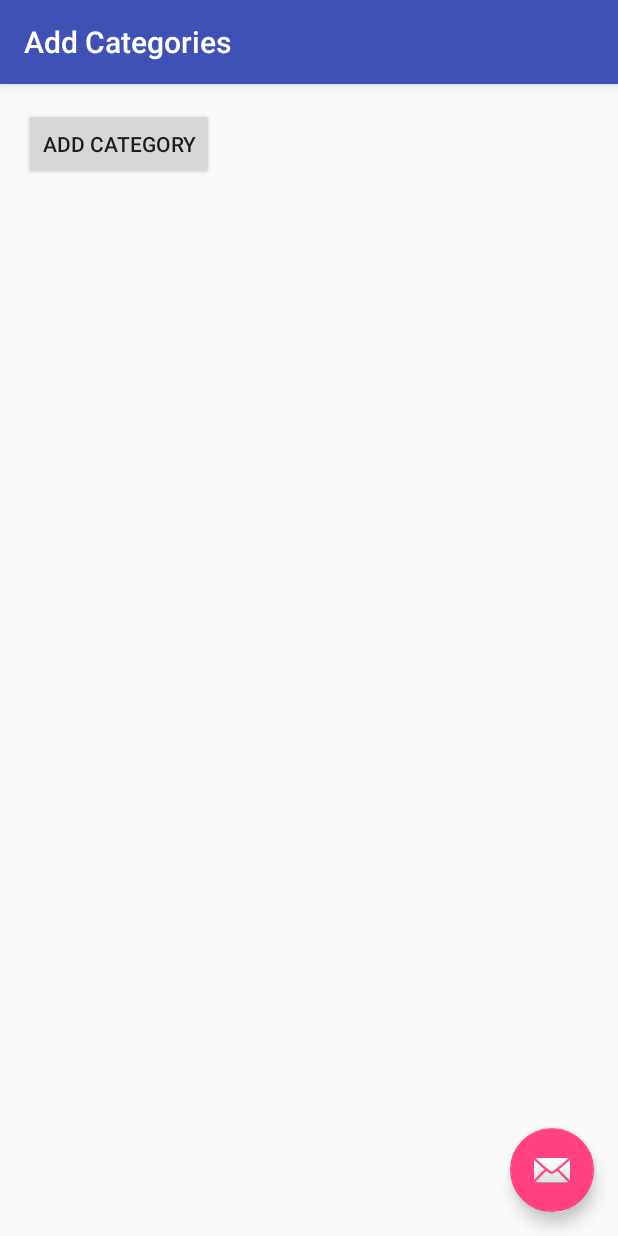
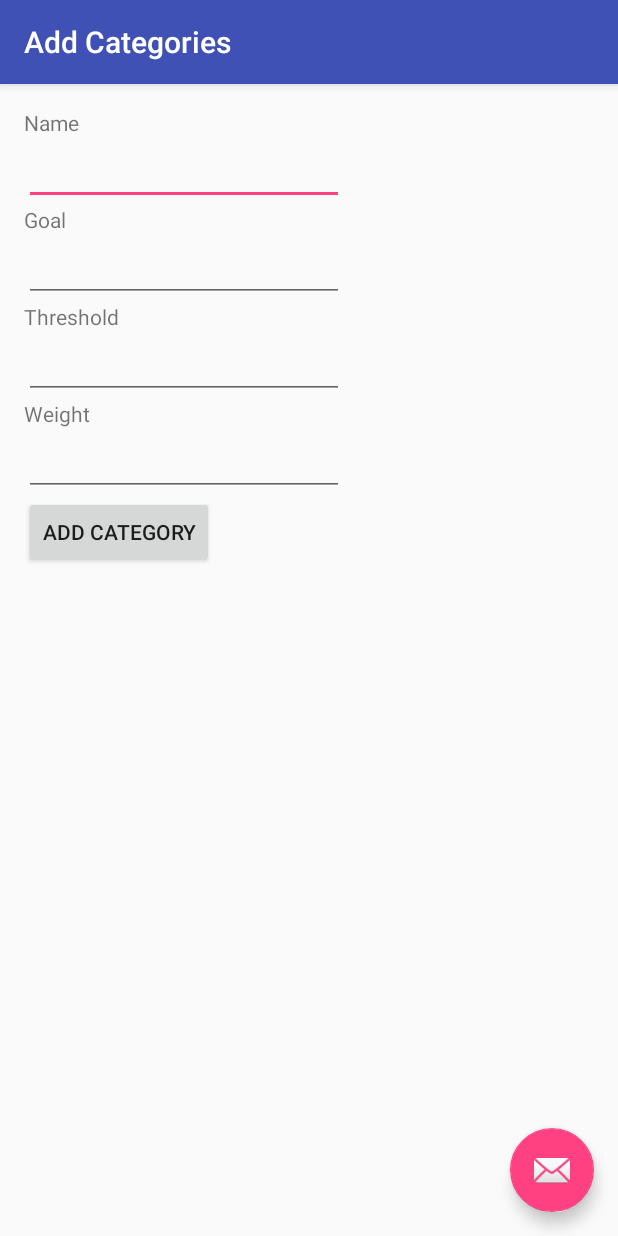
Before and after one commit to frigidpi/productivity-tracker, an Android app: the screen it shows after launch (CategoryActivity), in the options menu, after a tap on "Add Category", on a phone screen of 412 x 824 dp. Run offline under Robolectric (Android 15) with nearby library versions, the phone set to English and light mode, and no system bars.

Commit message:
Added Add Category activity; refactored DbHelper

```diff
--- a/app/src/main/java/com/example/android/productivitytracker/AbstractDbHelper.java
+++ /dev/null
@@ -1,38 +0,0 @@
-package com.example.android.productivitytracker;
-
-import android.content.Context;
-import android.database.sqlite.SQLiteDatabase;
-import android.database.sqlite.SQLiteOpenHelper;
-
-/**
- * Created by duncan on 29/11/15.
- */
-public class AbstractDbHelper extends SQLiteOpenHelper {
-    public static final int DATABASE_VERSION = 1;
-    public static final String DATABASE_NAME = "ProductivityTracker.db";
-
-    protected static final String TEXT_TYPE = " TEXT";
-    protected static final String INT_TYPE = " INT";
-    protected static final String COMMA_SEP = ",";
-    protected static String SQL_CREATE_ENTRIES;
-    protected static String SQL_DELETE_ENTRIES;
-
-    public AbstractDbHelper(Context context) {
-        super(context, DATABASE_NAME, null, DATABASE_VERSION);
-    }
-
-    public void onCreate(SQLiteDatabase db) {
-        db.execSQL(SQL_CREATE_ENTRIES);
-    }
-
-    public void onUpgrade(SQLiteDatabase db, int oldVersion, int newVersion) {
-        // This database is only a cache for online data, so its upgrade policy is
-        // to simply to discard the data and start over
-        db.execSQL(SQL_DELETE_ENTRIES);
-        onCreate(db);
-    }
-
-    public void onDowngrade(SQLiteDatabase db, int oldVersion, int newVersion) {
-        onUpgrade(db, oldVersion, newVersion);
-    }
-}
--- a/app/src/main/java/com/example/android/productivitytracker/CategoryContract.java
+++ b/app/src/main/java/com/example/android/productivitytracker/CategoryContract.java
@@ -20,6 +20,6 @@ public final class CategoryContract {
         public static final String COLUMN_NAME_GOAL = "goal";
 
         // Limit for this category.
-        public static final String COLUMN_NAME_LIMIT = "limit";
+        public static final String COLUMN_NAME_LIMIT = "threshold";
     }
 }
--- /dev/null
+++ b/app/src/main/java/com/example/android/productivitytracker/DbHelper.java
@@ -0,0 +1,172 @@
+package com.example.android.productivitytracker;
+
+import android.content.ContentValues;
+import android.content.Context;
+import android.database.Cursor;
+import android.database.sqlite.SQLiteDatabase;
+import android.database.sqlite.SQLiteOpenHelper;
+
+import java.util.ArrayList;
+
+/**
+ * Created by duncan on 29/11/15.
+ */
+public class DbHelper extends SQLiteOpenHelper {
+    public static final int DATABASE_VERSION = 2;
+    public static final String DATABASE_NAME = "ProductivityTracker.db";
+
+    protected static final String TEXT_TYPE = " TEXT";
+    protected static final String INT_TYPE = " INT";
+    protected static final String COMMA_SEP = ",";
+
+
+    // Create Categories table.
+    private static final String CATEGORY_CREATE_ENTRIES =
+            "CREATE TABLE " + CategoryContract.CategoryEntry.TABLE_NAME + " (" +
+    CategoryContract.CategoryEntry._ID + " INTEGER PRIMARY KEY," +
+    CategoryContract.CategoryEntry.COLUMN_NAME_NAME + TEXT_TYPE + COMMA_SEP +
+    CategoryContract.CategoryEntry.COLUMN_NAME_WEIGHT + INT_TYPE + COMMA_SEP +
+    CategoryContract.CategoryEntry.COLUMN_NAME_GOAL + INT_TYPE + COMMA_SEP +
+    CategoryContract.CategoryEntry.COLUMN_NAME_LIMIT + INT_TYPE +
+            " )";
+
+
+    private static final String TASK_CREATE_ENTRIES =
+            "CREATE TABLE " + TaskContract.TaskEntry.TABLE_NAME + " (" +
+    TaskContract.TaskEntry._ID + " INTEGER PRIMARY KEY," +
+    TaskContract.TaskEntry.COLUMN_NAME_CATEGORY_ID + TEXT_TYPE + COMMA_SEP +
+    TaskContract.TaskEntry.COLUMN_NAME_DURATION + INT_TYPE +
+            " )";
+
+    private static final String TASK_DELETE_ENTRIES =
+            "DROP TABLE IF EXISTS " + TaskContract.TaskEntry.TABLE_NAME;
+
+    private static final String CATEGORY_DELETE_ENTRIES =
+            "DROP TABLE IF EXISTS " + CategoryContract.CategoryEntry.TABLE_NAME;
+
+    public DbHelper(Context context) {
+        super(context, DATABASE_NAME, null, DATABASE_VERSION);
+    }
+
+    public void onCreate(SQLiteDatabase db) {
+        db.execSQL(CATEGORY_CREATE_ENTRIES);
+        db.execSQL(TASK_CREATE_ENTRIES);
+    }
+
+    public void onUpgrade(SQLiteDatabase db, int oldVersion, int newVersion) {
+        // This database is only a cache for online data, so its upgrade policy is
+        // to simply to discard the data and start over
+        db.execSQL(CATEGORY_DELETE_ENTRIES);
+        db.execSQL(TASK_DELETE_ENTRIES);
+        onCreate(db);
+    }
+
+    public void onDowngrade(SQLiteDatabase db, int oldVersion, int newVersion) {
+        onUpgrade(db, oldVersion, newVersion);
+    }
+
+    public void dropAndCreateTable() {
+        SQLiteDatabase db = getWritableDatabase();
+        db.execSQL(TASK_DELETE_ENTRIES);
+        onCreate(getWritableDatabase());
+    }
+
+
+    /**
+     * Insert a new category.
+     */
+    public void insertCategory(String name, int weight, int goal, int threshold) {
+        // Gets the data repository in write mode
+        SQLiteDatabase db = getWritableDatabase();
+
+        // Create a new map of values, where column names are the keys
+        ContentValues values = new ContentValues();
+        values.put(CategoryContract.CategoryEntry.COLUMN_NAME_NAME, name);
+        values.put(CategoryContract.CategoryEntry.COLUMN_NAME_GOAL, goal);
+        values.put(CategoryContract.CategoryEntry.COLUMN_NAME_LIMIT, threshold);
+        values.put(CategoryContract.CategoryEntry.COLUMN_NAME_WEIGHT, weight);
+
+        // Insert the new row, returning the primary key value of the new row
+        long newRowId = db.insert(
+                CategoryContract.CategoryEntry.TABLE_NAME,
+                null,
+                values);
+    }
+
+    /**
+     * Gets all the categories in the database as an ArrayList.
+     */
+    public ArrayList<String> getAllCategories() {
+        // Gets the data repository in read mode
+        SQLiteDatabase db = getReadableDatabase();
+
+        // Define a projection that specifies which columns from the database
+        // you will actually use after this query.
+        String[] projection = {CategoryContract.CategoryEntry.COLUMN_NAME_NAME};
+
+        String selection = null;
+        String[] selectionArgs = null;
+
+        Cursor c = db.query(
+                CategoryContract.CategoryEntry.TABLE_NAME, projection,
+                selection,     // The columns for the WHERE clause
+                selectionArgs, // The values for the WHERE clause
+                null, null, null
+        );
+
+        ArrayList<String> categories = new ArrayList<>();
+        // Cursors start at position -1.
+        while (c.moveToNext()) {
+            String category = c.getString(c.getColumnIndex(CategoryContract.CategoryEntry.COLUMN_NAME_NAME));
+            categories.add(category);
+        }
+        return categories;
+    }
+
+    public void insertTask(int categoryId, int duration) {
+        // Gets the data repository in write mode
+        SQLiteDatabase db = getWritableDatabase();
+
+        // Create a new map of values, where column names are the keys
+        ContentValues values = new ContentValues();
+        values.put(TaskContract.TaskEntry.COLUMN_NAME_CATEGORY_ID, categoryId);
+        values.put(TaskContract.TaskEntry.COLUMN_NAME_DURATION, duration);
+
+        // Insert the new row, returning the primary key value of the new row
+        long newRowId = db.insert(
+                TaskContract.TaskEntry.TABLE_NAME,
+                null,
+                values);
+    }
+
+    /**
+     * Calculate the total score for all tasks.
+     */
+    public int calculateScore() {
+        // Gets the data repository in read mode
+        SQLiteDatabase db = getReadableDatabase();
+
+        // Define a projection that specifies which columns from the database
+        // you will actually use after this query.
+        String[] projection = {TaskContract.TaskEntry.COLUMN_NAME_DURATION};
+
+        String selection = null;
+        String[] selectionArgs = null;
+
+        Cursor c = db.query(
+                TaskContract.TaskEntry.TABLE_NAME, projection,
+                selection,     // The columns for the WHERE clause
+                selectionArgs, // The values for the WHERE clause
+                null, null, null
+        );
+
+        Integer sum = 0;
+        // Cursors start at position -1.
+        while (c.moveToNext()) {
+            int duration = c.getInt(c.getColumnIndex(TaskContract.TaskEntry.COLUMN_NAME_DURATION));
+            sum += duration;
+        }
+
+        return sum;
+    }
+}
--- a/app/src/main/java/com/example/android/productivitytracker/MainActivity.java
+++ b/app/src/main/java/com/example/android/productivitytracker/MainActivity.java
@@ -1,32 +1,32 @@
 package com.example.android.productivitytracker;
 
-import android.content.ContentValues;
 import android.content.Intent;
 import android.database.Cursor;
 import android.database.sqlite.SQLiteDatabase;
 import android.os.AsyncTask;
 import android.os.Bundle;
-import android.support.design.widget.FloatingActionButton;
 import android.support.design.widget.Snackbar;
 import android.support.v7.app.AppCompatActivity;
 import android.support.v7.widget.Toolbar;
-import android.util.Log;
 import android.view.View;
 import android.view.Menu;
 import android.view.MenuItem;
 import android.widget.ArrayAdapter;
-import android.widget.Button;
 import android.widget.EditText;
 import android.widget.Spinner;
 import android.widget.TextView;
 import android.widget.Toast;
 
 import java.util.ArrayList;
+import java.util.HashMap;
+import java.util.Map;
 
 public class MainActivity extends AppCompatActivity {
 
+    private Map<String, Integer> categoryIds = new HashMap<>();
     private TextView mScoreTextView;
-    private TaskDbHelper mDbHelper;
+    private DbHelper mDbHelper;
+    private ArrayAdapter<String> mSpinnerAdapter;
     private int currentSum = 0;
     private static final String LOG_TAG = MainActivity.class.getSimpleName();
 
@@ -36,14 +36,14 @@ public class MainActivity extends AppCompatActivity {
         setContentView(R.layout.activity_main);
 
         // Create the task DB helper.
-        mDbHelper = new TaskDbHelper(getApplicationContext());
+        mDbHelper = new DbHelper(this);
         mScoreTextView = (TextView) findViewById(R.id.score);
 
         Toolbar toolbar = (Toolbar) findViewById(R.id.toolbar);
         setSupportActionBar(toolbar);
 
         // Retrieve the data from the database, if any.
-        SQLSelectTask task = new SQLSelectTask();
+        CalculateScoreTask task = new CalculateScoreTask();
         task.execute();
 
         // Add listener to the button.
@@ -51,33 +51,20 @@ public class MainActivity extends AppCompatActivity {
             @Override
             public void onClick(View view) {
                 EditText editText = (EditText) findViewById(R.id.edit_text);
-<<<<<<< HEAD
-                Integer duration = Integer.parseInt(editText.getText().toString());
-                currentSum += duration;
-
-                Spinner categorySpinner = (Spinner) findViewById(R.id.spinner);
-                int categoryId = (int) categorySpinner.getSelectedItemId();
-
-                SQLInsertTask task = new SQLInsertTask();
-                task.execute(categoryId, duration);
-
-                mScoreTextView.setText(String.valueOf(currentSum));
-                Snackbar.make(view,
-                        String.format("Added %d minutes of %s.", duration, categoryId),
-                        Snackbar.LENGTH_LONG).setAction("Action", null).show();
                 try {
                     Integer duration = Integer.parseInt(editText.getText().toString());
                     currentSum += duration;
 
                     Spinner categorySpinner = (Spinner) findViewById(R.id.spinner);
-		int categoryId = (int) categorySpinner.getSelectedItemId();
+                    String category = categorySpinner.getSelectedItem().toString();
+                    int categoryId = categoryIds.get(category);
 
-		SQLInsertTask task = new SQLInsertTask();
+                    InsertTaskTask task = new InsertTaskTask();
                     task.execute(categoryId, duration);
 
                     mScoreTextView.setText(String.valueOf(currentSum));
                     Snackbar.make(view,
-			String.format("Added %d minutes of %s.", duration, categoryId),
+                        String.format("Added %d minutes of %s.", duration, category),
                     Snackbar.LENGTH_LONG).setAction("Action", null).show();
                 } catch (NumberFormatException e) {
                     Toast.makeText(getApplicationContext(), "Enter numbers <= 1440 (24 hours)!", Toast.LENGTH_SHORT).show();
@@ -87,12 +74,14 @@ public class MainActivity extends AppCompatActivity {
 
         Spinner spinner = (Spinner) findViewById(R.id.spinner);
         // Create an ArrayAdapter using the string array and a default spinner layout
-        ArrayAdapter<CharSequence> adapter = ArrayAdapter.createFromResource(this,
-                R.array.planets_array, android.R.layout.simple_spinner_item);
-        // Specify the layout to use when the list of choices appears
-        adapter.setDropDownViewResource(android.R.layout.simple_spinner_dropdown_item);
+        mSpinnerAdapter = new ArrayAdapter<String>(this,
+                R.layout.support_simple_spinner_dropdown_item, new ArrayList<String>());
         // Apply the adapter to the spinner
-        spinner.setAdapter(adapter);
+        spinner.setAdapter(mSpinnerAdapter);
+
+        // Select categories from the database and populate spinner.
+        SelectAllCategoriesTask categoriesTask = new SelectAllCategoriesTask();
+        categoriesTask.execute();
     }
 
     @Override
@@ -115,7 +104,7 @@ public class MainActivity extends AppCompatActivity {
         } else if (id == R.id.action_delete){
             mScoreTextView.setText(String.valueOf(0));
 
-            SQLDelete task = new SQLDelete();
+            RecreateDbTask task = new RecreateDbTask();
             task.execute();
             currentSum = 0;
             return true;
@@ -130,7 +119,7 @@ public class MainActivity extends AppCompatActivity {
     /**
      * Async task that inserts a task into the database.
      */
-    public class SQLInsertTask extends AsyncTask<Integer, Void, Void> {
+    public class InsertTaskTask extends AsyncTask<Integer, Void, Void> {
         @Override
         protected Void doInBackground(Integer... params) {
             mDbHelper.insertTask(params[0], params[1]);
@@ -139,16 +128,56 @@ public class MainActivity extends AppCompatActivity {
     }
 
     /**
+     * Selects all categories and saves their IDs and names.
+     */
+    public class SelectAllCategoriesTask extends AsyncTask<Void, Void, ArrayList<String>> {
+        @Override
+        protected ArrayList<String> doInBackground(Void... params) {
+            // Gets the data repository in read mode
+            SQLiteDatabase db = mDbHelper.getReadableDatabase();
+
+            // Define a projection that specifies which columns from the database
+            // you will actually use after this query.
+            String[] projection = {CategoryContract.CategoryEntry._ID,
+                    CategoryContract.CategoryEntry.COLUMN_NAME_NAME};
+
+            String selection = null;
+            String[] selectionArgs = null;
+
+            Cursor c = db.query(
+                    CategoryContract.CategoryEntry.TABLE_NAME, projection,
+                    selection,     // The columns for the WHERE clause
+                    selectionArgs, // The values for the WHERE clause
+                    null, null, null
+            );
+
+            ArrayList<String> categories = new ArrayList<>();
+            // Cursors start at position -1.
+            while (c.moveToNext()) {
+                int id = c.getInt(c.getColumnIndex(CategoryContract.CategoryEntry._ID));
+                String category = c.getString(c.getColumnIndex(CategoryContract.CategoryEntry.COLUMN_NAME_NAME));
+                categories.add(category);
+                categoryIds.put(category, id);
+            }
+            return categories;
+        }
+
+        @Override
+        protected void onPostExecute(ArrayList<String> result) {
+            super.onPostExecute(result);
+            mSpinnerAdapter.addAll(result);
+        }
+    }
+
+    /**
      * Async task that deletes the database.
      */
-    public class SQLDelete extends AsyncTask<Void, Void, Void> {
+    public class RecreateDbTask extends AsyncTask<Void, Void, Void> {
         @Override
         protected Void doInBackground(Void... params) {
             // Gets the data repository in write mode
-            SQLiteDatabase db = mDbHelper.getWritableDatabase();
             //db.execSQL(SQL_CREATE_ENTRIES);
-            mDbHelper.deleteAll(db);
-
+            mDbHelper.dropAndCreateTable();
             return null;
         }
     }
@@ -156,7 +185,7 @@ public class MainActivity extends AppCompatActivity {
     /**
      * Async task that aggregates tasks from the database.
      */
-    public class SQLSelectTask extends AsyncTask<Void, Void, Integer> {
+    public class CalculateScoreTask extends AsyncTask<Void, Void, Integer> {
         @Override
         protected Integer doInBackground(Void... params) {
             return mDbHelper.calculateScore();
--- a/app/src/main/java/com/example/android/productivitytracker/TaskDbHelper.java
+++ /dev/null
@@ -1,80 +0,0 @@
-package com.example.android.productivitytracker;
-
-import android.content.ContentValues;
-import android.content.Context;
-import android.database.Cursor;
-import android.database.sqlite.SQLiteDatabase;
-import android.database.sqlite.SQLiteOpenHelper;
-import com.example.android.productivitytracker.TaskContract.TaskEntry;
-
-/**
- * Created by duncan on 28/11/15.
- */
-public class TaskDbHelper extends AbstractDbHelper {
-    static {
-        SQL_CREATE_ENTRIES =
-                "CREATE TABLE " + TaskEntry.TABLE_NAME + " (" +
-                        TaskEntry._ID + " INTEGER PRIMARY KEY," +
-                        TaskEntry.COLUMN_NAME_CATEGORY_ID + TEXT_TYPE + COMMA_SEP +
-                        TaskEntry.COLUMN_NAME_DURATION + INT_TYPE +
-                        " )";
-        SQL_DELETE_ENTRIES = "DROP TABLE IF EXISTS " + TaskEntry.TABLE_NAME;
-    }
-
-
-    public TaskDbHelper(Context context) {
-        super(context);
-    }
-
-    public void insertTask(int categoryId, int duration) {
-        // Gets the data repository in write mode
-        SQLiteDatabase db = getWritableDatabase();
-
-        // Create a new map of values, where column names are the keys
-        ContentValues values = new ContentValues();
-        values.put(TaskContract.TaskEntry.COLUMN_NAME_CATEGORY_ID, categoryId);
-        values.put(TaskContract.TaskEntry.COLUMN_NAME_DURATION, duration);
-
-        // Insert the new row, returning the primary key value of the new row
-        long newRowId = db.insert(
-                TaskContract.TaskEntry.TABLE_NAME,
-                null,
-                values);
-    }
-
-    /**
-     * Calculate the total score for all tasks.
-     */
-    public int calculateScore() {
-        // Gets the data repository in read mode
-        SQLiteDatabase db = getReadableDatabase();
-
-        // Define a projection that specifies which columns from the database
-        // you will actually use after this query.
-        String[] projection = {TaskContract.TaskEntry.COLUMN_NAME_DURATION};
-
-        String selection = null;
-        String[] selectionArgs = null;
-
-        Cursor c = db.query(
-                TaskContract.TaskEntry.TABLE_NAME, projection,
-                selection,     // The columns for the WHERE clause
-                selectionArgs, // The values for the WHERE clause
-                null, null, null
-        );
-
-        Integer sum = 0;
-        // Cursors start at position -1.
-        while (c.moveToNext()) {
-            int duration = c.getInt(c.getColumnIndex(TaskContract.TaskEntry.COLUMN_NAME_DURATION));
-            sum += duration;
-        }
-
-        return sum;
-    }
-
-    public void deleteAll(SQLiteDatabase db) {
-        //db.execSQL(SQL_DELETE_ENTRIES);
-        db.delete(TaskEntry.TABLE_NAME,null,null);
-    }
-}
--- a/app/src/main/res/layout/content_category.xml
+++ b/app/src/main/res/layout/content_category.xml
@@ -13,13 +13,49 @@
     app:layout_behavior="@string/appbar_scrolling_view_behavior"
     tools:showIn="@layout/activity_category"
     tools:context="com.example.android.productivitytracker.CategoryActivity">
+<TextView
+    android:text="Name"
+    android:layout_width="wrap_content"
+    android:layout_height="wrap_content"/>
+<EditText
+    android:id="@+id/category_add_name"
+    android:ems="10"
+    android:inputType="text"
+    android:layout_width="wrap_content"
+    android:layout_height="wrap_content"/>
+<TextView
+    android:text="Goal"
+    android:layout_width="wrap_content"
+    android:layout_height="wrap_content"/>
+<EditText
+    android:id="@+id/category_add_goal"
+    android:inputType="number"
+    android:ems="10"
+    android:layout_width="wrap_content"
+    android:layout_height="wrap_content"/>
+<TextView
+    android:text="Threshold"
+    android:layout_width="wrap_content"
+    android:layout_height="wrap_content"/>
+<EditText
+    android:id="@+id/category_add_threshold"
+    android:ems="10"
+    android:inputType="number"
+    android:layout_width="wrap_content"
+    android:layout_height="wrap_content"/>
+<TextView
+    android:text="Weight"
+    android:layout_width="wrap_content"
+    android:layout_height="wrap_content"/>
+<EditText
+    android:id="@+id/category_add_weight"
+    android:ems="10"
+    android:inputType="number"
+    android:layout_width="wrap_content"
+    android:layout_height="wrap_content"/>
 <Button
     android:id="@+id/category_add_button"
     android:text="Add Category"
     android:layout_width="wrap_content"
     android:layout_height="wrap_content"/>
-<ListView
-    android:id="@+id/category_list_view"
-    android:layout_width="wrap_content"
-    android:layout_height="wrap_content"></ListView>
 </LinearLayout>
```
Also changed, not shown: app/src/main/java/com/example/android/productivitytracker/CategoryActivity.java (+32 -26 lines), app/src/main/java/com/example/android/productivitytracker/CategoryDbHelper.java (deleted, +0 -80 lines), app/src/main/res/layout/fragment_add_category.xml (added, +35 -0 lines). Lines whose indentation alone changed are shown as unchanged.
